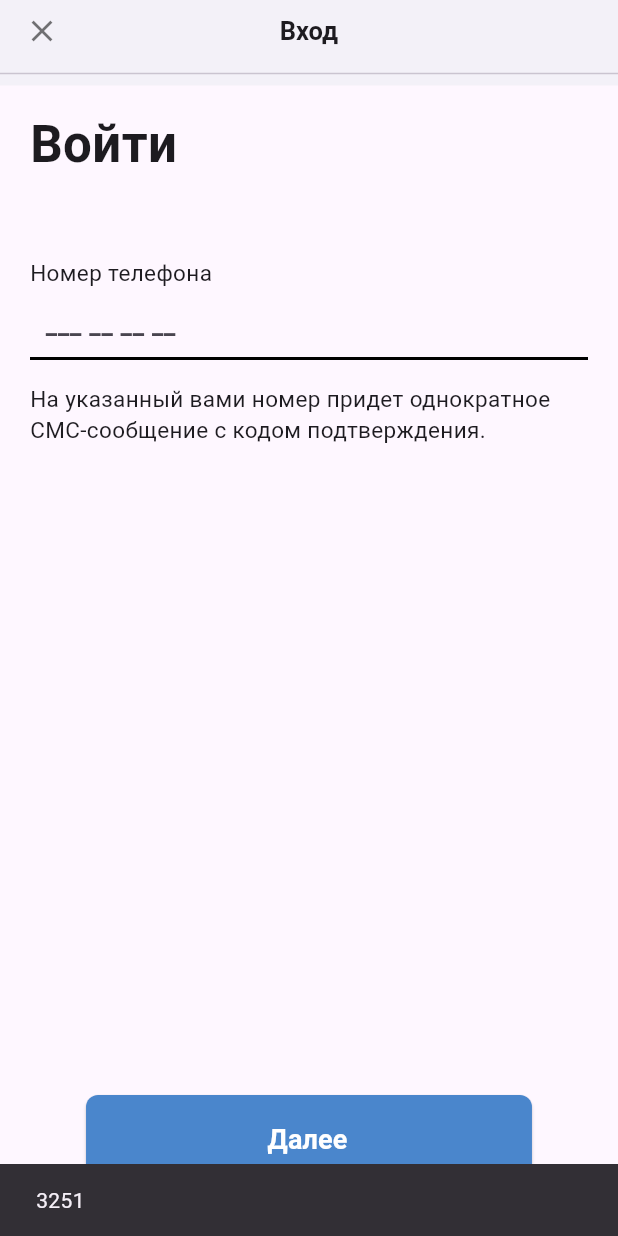
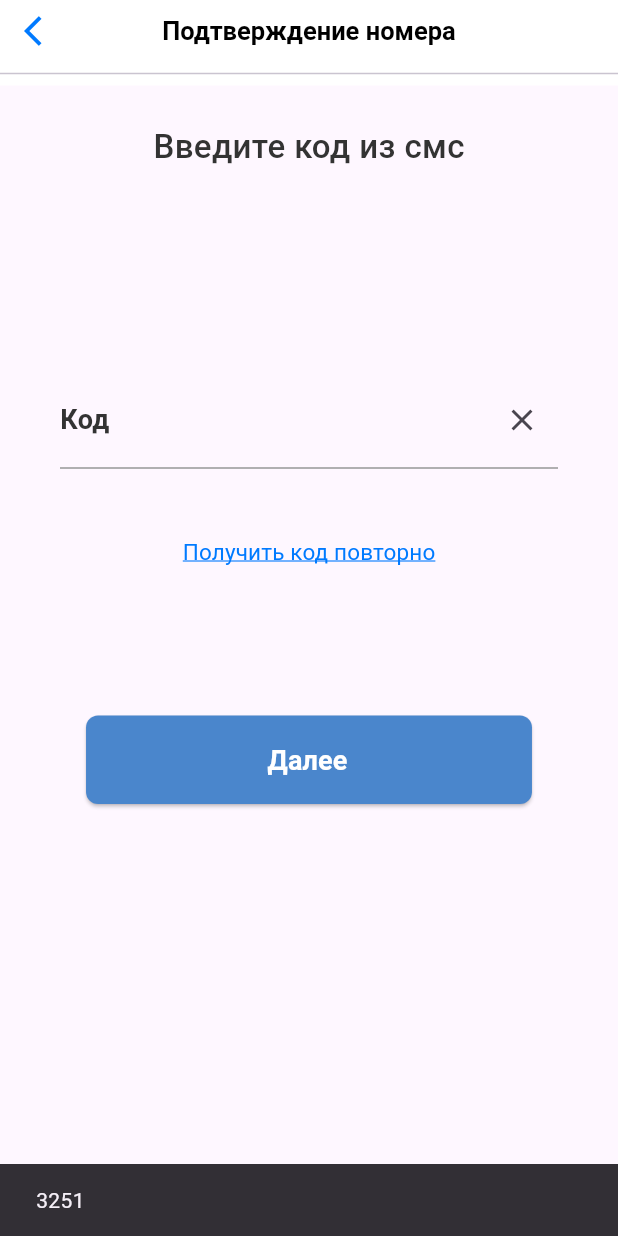
Before and after one commit to teeeemj/ambulance, a Flutter app: the LoginPage screen opened by its route, after a tap on "Далее", on a phone screen of 412 x 824 dp. Run offline on Flutter 3.47's test engine with Material 3 defaults, Android fonts, the phone set to English and light mode, and no system bars; our stand-ins replace auto_route, flutter_secure_storage, image_picker, mask_text_input_formatter, shared_preferences; accounts and stored records are empty.

Commit message:
added profile screen and circle avatar

```diff
--- a/lib/core/config/app_colors.dart
+++ b/lib/core/config/app_colors.dart
@@ -5,4 +5,12 @@ abstract class AppColor {
   static const textColor = Color(0xff333333);
   static const textButtonColor = Color(0xffFFFFFF);
   static const buttonBGColor = Color(0xFF4A86CC);
+  static const arrowBackColor = Color(0xff007AFF);
+  static const textColorBlack = Color(0xff000000);
+  static const dividerColor = Color(0xff979797);
+  static const getCodeAgainColor = Color(0xff007AFF);
+  static const underlineColor = Color(0xff333333);
+  static const hintTxtColor = Color(0xffAFAFAF);
+  static const circleAvatarColor = Color(0xffB6D8FF);
+  static const textColorWhite = Color(0xffFFFFFF);
 }
--- a/lib/core/config/app_consts.dart
+++ b/lib/core/config/app_consts.dart
@@ -1,3 +1,6 @@
 abstract class AppConsts {
   static const String isFirstEnter = 'isFirstEnter';
+  static const String phone = 'phone';
+  static const String name = 'name';
+  static const String surname = 'surname';
 }
--- a/lib/core/config/app_fonts.dart
+++ b/lib/core/config/app_fonts.dart
@@ -4,6 +4,10 @@ abstract class AppFonts {
   static const TextStyle s17w600 = TextStyle(
     fontSize: 17,
     fontWeight: FontWeight.w600,
+  );
+  static const TextStyle s17w400 = TextStyle(
+    fontSize: 17,
+    fontWeight: FontWeight.w400,
   );
   static const TextStyle s17w700 = TextStyle(
     fontSize: 17,
@@ -26,4 +30,12 @@ abstract class AppFonts {
     fontSize: 18,
     fontWeight: FontWeight.w600,
   );
+  static const TextStyle s40w500 = TextStyle(
+    fontSize: 40,
+    fontWeight: FontWeight.w500,
+  );
+  static const TextStyle s18w400 = TextStyle(
+    fontSize: 18,
+    fontWeight: FontWeight.w400,
+  );
 }
--- a/lib/core/config/routes/app_router.dart
+++ b/lib/core/config/routes/app_router.dart
@@ -1,7 +1,13 @@
 import 'package:auto_route/auto_route.dart';
+import 'package:flutter/material.dart';
 import 'package:lesson1/modules/authorization/presentations/screens/info_page.dart';
 import 'package:lesson1/modules/authorization/presentations/screens/login_page.dart';
+import 'package:lesson1/modules/authorization/presentations/screens/user_create.dart';
 import 'package:lesson1/modules/spalsh_screen.dart';
+
+import '../../../modules/authorization/presentations/screens/confirm_page.dart';
+
+import '../../../modules/home_page/feature/profile_page/presentations/screens/prof_screen.dart';
 
 part 'app_router.gr.dart';
 
@@ -13,12 +19,18 @@ class AppRouter extends _$AppRouter {
         AutoRoute(
           page: InfoRoute.page,
         ),
+        AutoRoute(page: SplashRoute.page, initial: true),
         AutoRoute(
-          page: SplashRoute.page,
-          initial: true,
+          page: LoginRoute.page,
         ),
         AutoRoute(
-          page: LoginRoute.page,
+          page: ConfirmRoute.page,
+        ),
+        AutoRoute(
+          page: UserCreateRoute.page,
+        ),
+        AutoRoute(
+          page: ProfRoute.page,
         )
       ];
 }
--- /dev/null
+++ b/lib/modules/authorization/presentations/screens/confirm_page.dart
@@ -0,0 +1,134 @@
+import 'package:auto_route/auto_route.dart';
+import 'package:flutter/material.dart';
+import 'package:flutter/services.dart';
+import 'package:lesson1/core/config/app_colors.dart';
+import 'package:lesson1/core/config/app_fonts.dart';
+import 'package:lesson1/core/config/routes/app_router.dart';
+
+import '../widgets/app_button.dart';
+
+@RoutePage()
+class ConfirmPage extends StatefulWidget {
+  const ConfirmPage({
+    super.key,
+    required this.code,
+  });
+
+  final int code;
+  @override
+  State<ConfirmPage> createState() => _ConfirmPageState();
+}
+
+class _ConfirmPageState extends State<ConfirmPage> {
+  String? errorText;
+  TextEditingController controller = TextEditingController();
+  @override
+  Widget build(BuildContext context) {
+    return Scaffold(
+      appBar: AppBar(
+        centerTitle: true,
+        elevation: 0,
+        bottom: const PreferredSize(
+          preferredSize: Size.fromHeight(1),
+          child: Divider(),
+        ),
+        leading: IconButton(
+          onPressed: () {
+            context.router.pop();
+          },
+          icon: const Icon(
+            Icons.arrow_back_ios,
+            color: AppColor.arrowBackColor,
+          ),
+        ),
+        title: Text(
+          'Подтверждение номера',
+          style: AppFonts.s17w600.copyWith(
+            color: AppColor.textColorBlack,
+          ),
+        ),
+      ),
+      body: Center(
+        child: Padding(
+          padding: const EdgeInsets.only(
+            left: 40,
+            right: 40,
+          ),
+          child: Column(
+            children: [
+              const SizedBox(height: 25),
+              Text(
+                'Введите код из смс',
+                style: AppFonts.s22w500.copyWith(
+                  color: AppColor.textColor,
+                ),
+              ),
+              const SizedBox(height: 143),
+              Row(
+                children: [
+                  Text(
+                    'Код',
+                    style: AppFonts.s18w600.copyWith(
+                      color: AppColor.textColor,
+                    ),
+                  ),
+                  const SizedBox(width: 86),
+                  Expanded(
+                    child: TextField(
+                      controller: controller,
+                      keyboardType: TextInputType.number,
+                      textAlign: TextAlign.center,
+                      inputFormatters: [LengthLimitingTextInputFormatter(4)],
+                      decoration: InputDecoration(
+                        errorText: errorText,
+                        border: InputBorder.none,
+                      ),
+                    ),
+                  ),
+                  const SizedBox(
+                    width: 101,
+                  ),
+                  IconButton(
+                    onPressed: () {},
+                    icon: const Icon(Icons.close),
+                  ),
+                ],
+              ),
+              const Divider(
+                color: AppColor.dividerColor,
+              ),
+              const SizedBox(height: 24),
+              TextButton(
+                onPressed: () {},
+                child: Text(
+                  'Получить код повторно',
+                  style: AppFonts.s15w400.copyWith(
+                    color: AppColor.getCodeAgainColor,
+                    decoration: TextDecoration.underline,
+                    decorationColor: AppColor.getCodeAgainColor,
+                  ),
+                ),
+              ),
+              const SizedBox(
+                height: 85,
+              ),
+              AppButton(
+                  onPressed: () async {
+                    errorText = null;
+                    print(
+                        'Entered code: ${controller.text}, Expected code: ${widget.code}');
+                    if (controller.text == '${widget.code}') {
+                      await context.router.push(UserCreateRoute());
+                    } else {
+                      errorText = 'error';
+                      setState(() {});
+                    }
+                  },
+                  title: 'Далее')
+            ],
+          ),
+        ),
+      ),
+    );
+  }
+}
--- a/lib/modules/authorization/presentations/screens/info_page.dart
+++ b/lib/modules/authorization/presentations/screens/info_page.dart
@@ -6,6 +6,8 @@ import 'package:lesson1/core/config/app_fonts.dart';
 import 'package:lesson1/core/config/routes/app_router.dart';
 import 'package:lesson1/modules/authorization/presentations/widgets/info_text_row.dart';
 import 'package:shared_preferences/shared_preferences.dart';
+
+import '../widgets/app_button.dart';
 
 @RoutePage()
 class InfoPage extends StatelessWidget {
@@ -88,46 +90,3 @@ class InfoPage extends StatelessWidget {
     );
   }
 }
-
-class AppButton extends StatelessWidget {
-  const AppButton({
-    super.key,
-    required this.onPressed,
-    required this.title,
-  });
-
-  final Function() onPressed;
-  final String title;
-
-  @override
-  Widget build(BuildContext context) {
-    return Center(
-      child: ElevatedButton(
-        onPressed: onPressed,
-        style: ButtonStyle(
-          shape: MaterialStateProperty.all(
-            RoundedRectangleBorder(
-                borderRadius: BorderRadius.circular(
-              8,
-            )),
-          ),
-          padding: MaterialStateProperty.all(
-            const EdgeInsets.only(
-              left: 121,
-              top: 17,
-              right: 123,
-              bottom: 16,
-            ),
-          ),
-          backgroundColor: MaterialStateProperty.all(AppColor.buttonBGColor),
-        ),
-        child: Text(
-          title,
-          style: AppFonts.s18w600.copyWith(
-            color: AppColor.textButtonColor,
-          ),
-        ),
-      ),
-    );
-  }
-}
--- a/lib/modules/authorization/presentations/screens/login_page.dart
+++ b/lib/modules/authorization/presentations/screens/login_page.dart
@@ -1,20 +1,29 @@
 import 'dart:math';
 
-import 'package:auto_route/annotations.dart';
 import 'package:auto_route/auto_route.dart';
 import 'package:flutter/material.dart';
+import 'package:flutter_secure_storage/flutter_secure_storage.dart';
 import 'package:lesson1/core/config/app_colors.dart';
+import 'package:lesson1/core/config/app_consts.dart';
 import 'package:lesson1/core/config/app_fonts.dart';
-import 'package:lesson1/modules/authorization/presentations/screens/info_page.dart';
+import 'package:lesson1/core/config/routes/app_router.dart';
 import 'package:mask_text_input_formatter/mask_text_input_formatter.dart';
 
+import '../widgets/app_button.dart';
+
 @RoutePage()
-class LoginPage extends StatelessWidget {
+class LoginPage extends StatefulWidget {
   const LoginPage({super.key});
 
   @override
+  State<LoginPage> createState() => _LoginPageState();
+}
+
+class _LoginPageState extends State<LoginPage> {
+  TextEditingController controller = TextEditingController();
+  int code = 0;
+  @override
   Widget build(BuildContext context) {
-    int code = 0;
     return Scaffold(
       appBar: AppBar(
         bottom: const PreferredSize(
@@ -64,7 +73,7 @@ class LoginPage extends StatelessWidget {
               ],
               style: AppFonts.s17w600,
               keyboardType: TextInputType.phone,
-              controller: TextEditingController(),
+              controller: controller,
               decoration: const InputDecoration(
                 prefix: Text(
                   '0',
@@ -88,11 +97,23 @@ class LoginPage extends StatelessWidget {
             ),
             const Spacer(),
             AppButton(
-              onPressed: () {
+              onPressed: () async {
+                const storage = FlutterSecureStorage();
+                await storage.write(
+                    key: AppConsts.phone, value: controller.text);
+                print('${await storage.read(key: AppConsts.phone)}');
+
                 code = Random().nextInt(8999) + 1000;
                 ScaffoldMessenger.of(context).showSnackBar(
                   SnackBar(
-                    content: Text(code.toString()),
+                    content: Text(
+                      code.toString(),
+                    ),
+                  ),
+                );
+                context.router.push(
+                  ConfirmRoute(
+                    code: code,
                   ),
                 );
               },
--- /dev/null
+++ b/lib/modules/authorization/presentations/widgets/app_button.dart
@@ -0,0 +1,47 @@
+import 'package:flutter/material.dart';
+
+import '../../../../core/config/app_colors.dart';
+import '../../../../core/config/app_fonts.dart';
+
+class AppButton extends StatelessWidget {
+  const AppButton({
+    super.key,
+    required this.onPressed,
+    required this.title,
+  });
+
+  final Function() onPressed;
+  final String title;
+
+  @override
+  Widget build(BuildContext context) {
+    return Center(
+      child: ElevatedButton(
+        onPressed: onPressed,
+        style: ButtonStyle(
+          shape: MaterialStateProperty.all(
+            RoundedRectangleBorder(
+                borderRadius: BorderRadius.circular(
+              8,
+            )),
+          ),
+          padding: MaterialStateProperty.all(
+            const EdgeInsets.only(
+              left: 121,
+              top: 17,
+              right: 123,
+              bottom: 16,
+            ),
+          ),
+          backgroundColor: MaterialStateProperty.all(AppColor.buttonBGColor),
+        ),
+        child: Text(
+          title,
+          style: AppFonts.s18w600.copyWith(
+            color: AppColor.textButtonColor,
+          ),
+        ),
+      ),
+    );
+  }
+}
--- a/pubspec.yaml
+++ b/pubspec.yaml
@@ -39,6 +39,8 @@ dependencies:
   auto_route_generator: ^7.3.2
   mask_text_input_formatter: ^2.8.0
   shared_preferences: ^2.2.2
+  flutter_secure_storage: ^4.2.1
+  image_picker: ^1.0.7
 
 dev_dependencies:
   flutter_test:
```
Also changed, not shown: lib/modules/authorization/presentations/screens/user_create.dart (added, +80 -0 lines), lib/modules/authorization/presentations/widgets/profile_textfield.dart (added, +52 -0 lines), lib/modules/home_page/feature/profile_page/presentations/screens/prof_screen.dart (added, +137 -0 lines), lib/core/config/routes/app_router.gr.dart, pubspec.lock, 5 other files.
